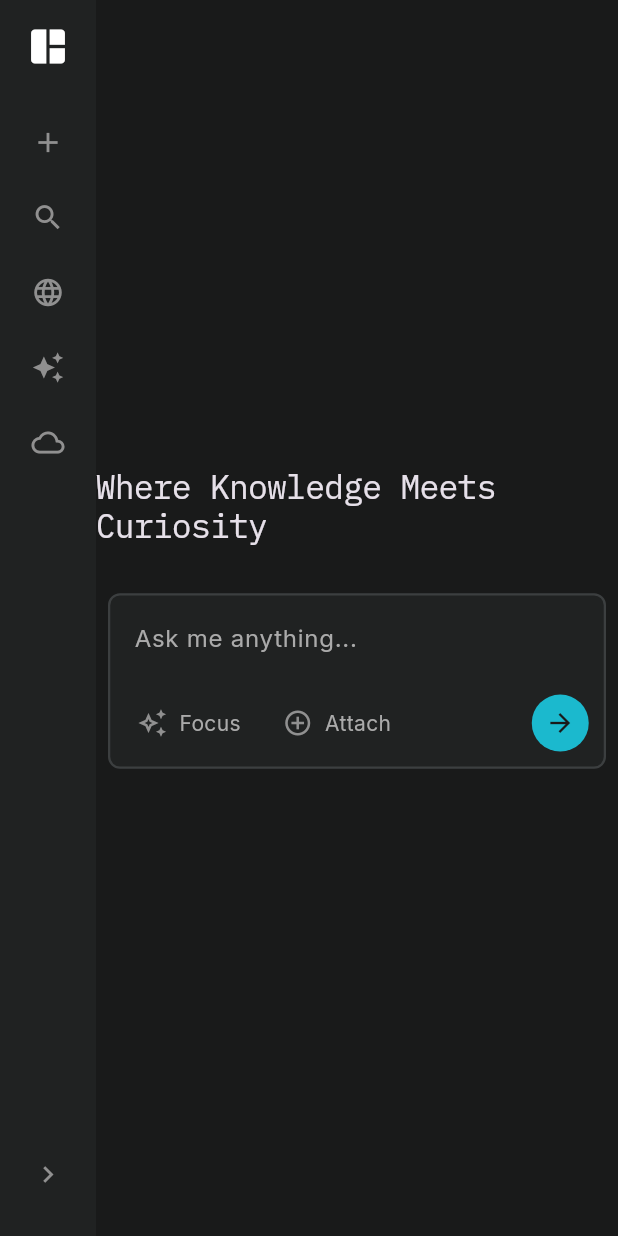
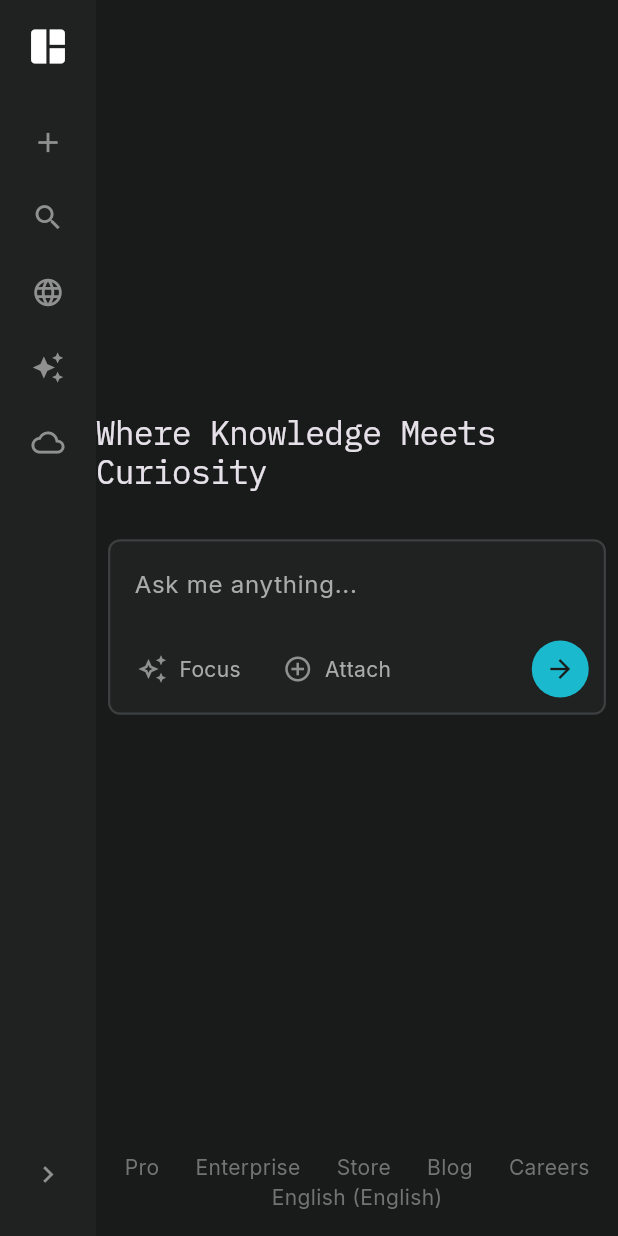
Before and after one commit to hamie-kalhoro/perplexity-clone-flutter-web, a Flutter app: the screen it shows after launch, on a phone screen of 412 x 824 dp. Run offline on Flutter 3.47's test engine with Material 3 defaults, Android fonts, the phone set to English and light mode, and no system bars; our stand-ins replace google_fonts.

Commit message:
footer added with center alignment and bug fixed

```diff
--- a/lib/main.dart
+++ b/lib/main.dart
@@ -17,6 +17,7 @@ class MyApp extends StatelessWidget {
       title: 'Flutter Demo',
       theme: ThemeData(
         scaffoldBackgroundColor: AppColors.background,
+        colorScheme: ColorScheme.fromSeed(seedColor: AppColors.submitButton),
         textTheme: GoogleFonts.interTextTheme(ThemeData.dark().textTheme),
       ),
       home: const HomePage(),
--- a/lib/pages/home_page.dart
+++ b/lib/pages/home_page.dart
@@ -1,4 +1,5 @@
 import 'package:flutter/material.dart';
+import 'package:perplexity_clone/theme/colors.dart';
 import 'package:perplexity_clone/widgets/search_section.dart';
 import 'package:perplexity_clone/widgets/side_bar.dart';
 
@@ -14,10 +15,79 @@ class HomePage extends StatelessWidget {
           // Take remaining space and allow the content to adapt to smaller widths
           Expanded(
             child: Column(
-              mainAxisAlignment: MainAxisAlignment.center,
               crossAxisAlignment: CrossAxisAlignment.center,
-              children: const [
-                SearchSection(),
+              children: [
+                const Spacer(),
+                const SearchSection(),
+                const Spacer(),
+                Container(
+                  padding: EdgeInsets.symmetric(vertical: 16),
+                  child: Wrap(
+                    alignment: WrapAlignment.center,
+                    children: [
+                      Padding(
+                        padding: EdgeInsets.symmetric(horizontal: 12),
+                        child: Text(
+                          "Pro",
+                          style: TextStyle(
+                            fontSize: 14,
+                            color: AppColors.footerGrey,
+                          ),
+                        ),
+                      ),
+                      Padding(
+                        padding: EdgeInsets.symmetric(horizontal: 12),
+                        child: Text(
+                          "Enterprise",
+                          style: TextStyle(
+                            fontSize: 14,
+                            color: AppColors.footerGrey,
+                          ),
+                        ),
+                      ),
+                      Padding(
+                        padding: EdgeInsets.symmetric(horizontal: 12),
+                        child: Text(
+                          "Store",
+                          style: TextStyle(
+                            fontSize: 14,
+                            color: AppColors.footerGrey,
+                          ),
+                        ),
+                      ),
+                      Padding(
+                        padding: EdgeInsets.symmetric(horizontal: 12),
+                        child: Text(
+                          "Blog",
+                          style: TextStyle(
+                            fontSize: 14,
+                            color: AppColors.footerGrey,
+                          ),
+                        ),
+                      ),
+                      Padding(
+                        padding: EdgeInsets.symmetric(horizontal: 12),
+                        child: Text(
+                          "Careers",
+                          style: TextStyle(
+                            fontSize: 14,
+                            color: AppColors.footerGrey,
+                          ),
+                        ),
+                      ),
+                      Padding(
+                        padding: EdgeInsets.symmetric(horizontal: 12),
+                        child: Text(
+                          "English (English)",
+                          style: TextStyle(
+                            fontSize: 14,
+                            color: AppColors.footerGrey,
+                          ),
+                        ),
+                      ),
+                    ],
+                  ),
+                ),
               ],
             ),
           ),
```
